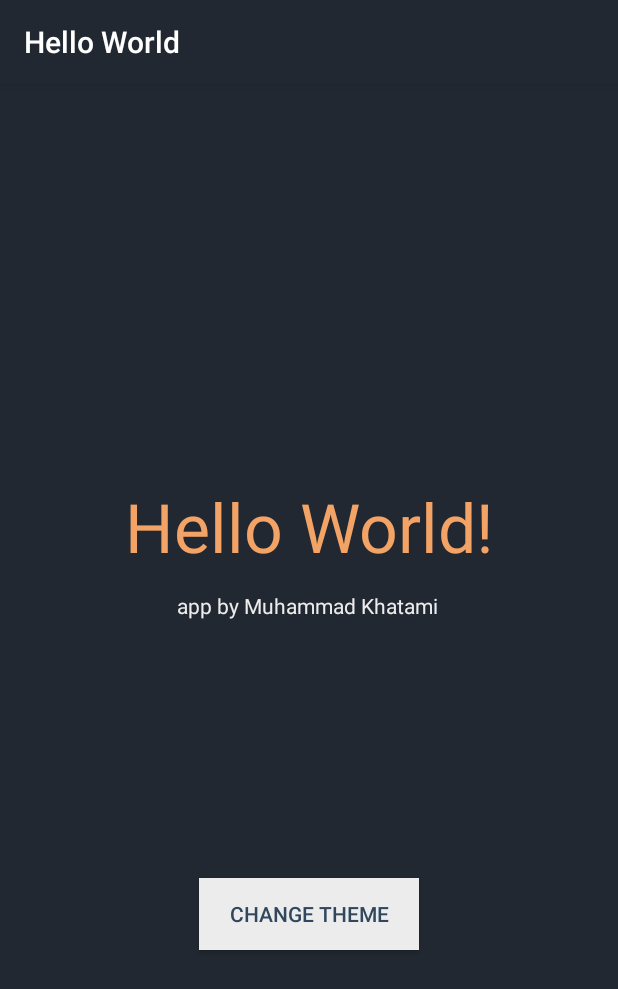
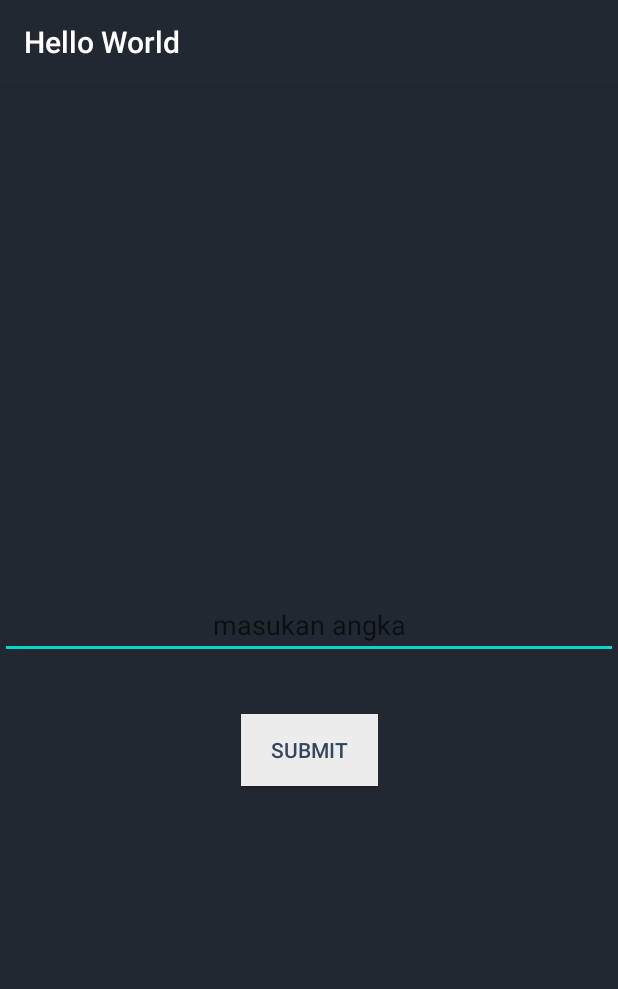
Before and after one commit to muhammadkhatami/learn-tktpl-1706044055, an Android app: the screen it shows after launch (MainActivity), on a phone screen of 412 x 824 dp. Shown: the top 989 px of the screen. Run offline under Robolectric (Android 15) with nearby library versions, the phone set to English and light mode, and no system bars; 1 statement that could not run was skipped.

```diff
--- a/app/build.gradle
+++ b/app/build.gradle
@@ -22,6 +22,12 @@ android {
             proguardFiles getDefaultProguardFile('proguard-android-optimize.txt'), 'proguard-rules.pro'
         }
     }
+    externalNativeBuild {
+        ndkBuild {
+            path file('src/main/jni/Android.mk')
+        }
+    }
+    ndkVersion '21.3.6528147'
 }
 
 dependencies {
--- a/app/src/main/java/id/ac/ui/cs/mobileprogramming/muhammadkhatami/helloworld/MainActivity.kt
+++ b/app/src/main/java/id/ac/ui/cs/mobileprogramming/muhammadkhatami/helloworld/MainActivity.kt
@@ -3,44 +3,30 @@ package id.ac.ui.cs.mobileprogramming.muhammadkhatami.helloworld
 import androidx.appcompat.app.AppCompatActivity
 import android.os.Bundle
 import android.widget.Button
+import android.widget.EditText
 import android.widget.TextView
-import androidx.constraintlayout.widget.ConstraintLayout
-import androidx.core.content.ContextCompat
 
 class MainActivity : AppCompatActivity() {
+
+    private external fun processNumber(inputNumber: Int) : String
+
+    companion object {
+        // Used to load the 'jni' library on application startup.
+        init {
+            System.loadLibrary("jni")
+        }
+    }
+
     override fun onCreate(savedInstanceState: Bundle?) {
         super.onCreate(savedInstanceState)
         setContentView(R.layout.activity_main)
 
-        // get reference to button
-        val btn_click_me = findViewById(R.id.clickMe) as Button
-        btn_click_me.setOnClickListener{
-            changeTheme()
-        }
-    }
-
-    private fun changeTheme() {
-        var changed : Int = 1;
-
-        val btn_click_me = findViewById(R.id.clickMe) as Button
-        val mainText = findViewById(R.id.mainText) as TextView
-        var constraintLayout : ConstraintLayout = findViewById(R.id.mainLayout)
-        var secondText = findViewById(R.id.secondText) as TextView
-
-        btn_click_me.setOnClickListener {
-            if (changed == 1) {
-                changed = 2
-                secondText.setTextColor(ContextCompat.getColor(this, R.color.colorDarkBlue))
-                constraintLayout.setBackgroundColor(ContextCompat.getColor(this, R.color.colorSilver))
-                btn_click_me.setBackgroundColor(ContextCompat.getColor(this, R.color.colorDark))
-                btn_click_me.setTextColor(ContextCompat.getColor(this, R.color.colorSilver))
-            } else {
-                changed = 1
-                secondText.setTextColor(ContextCompat.getColor(this, R.color.colorSilver))
-                constraintLayout.setBackgroundColor(ContextCompat.getColor(this, R.color.colorDark))
-                btn_click_me.setBackgroundColor(ContextCompat.getColor(this, R.color.colorSilver))
-                btn_click_me.setTextColor(ContextCompat.getColor(this, R.color.colorDarkBlue))
-            }
+        val inputNumber: EditText = findViewById(R.id.input_number)
+        val buttonSubmitInt: Button = findViewById(R.id.submit_number)
+        val textResult: TextView = findViewById(R.id.text_result)
+        buttonSubmitInt.setOnClickListener{
+            val resultNumber = processNumber(inputNumber.text.toString().toInt())
+            textResult.text = resultNumber
         }
     }
 }
--- a/app/src/main/res/layout/activity_main.xml
+++ b/app/src/main/res/layout/activity_main.xml
@@ -10,43 +10,45 @@
     android:id="@+id/mainLayout">
 
     <TextView
-        android:id="@+id/mainText"
+        android:id="@+id/text_result"
         android:layout_width="wrap_content"
         android:layout_height="wrap_content"
-        android:text="Hello World!"
+        android:text=""
         android:textColor="@color/colorOrange"
         android:textSize="45dp"
         app:layout_constraintBottom_toBottomOf="parent"
         app:layout_constraintLeft_toLeftOf="parent"
         app:layout_constraintRight_toRightOf="parent"
         app:layout_constraintTop_toTopOf="parent"
-        app:layout_constraintVertical_bias="0.374" />
+        app:layout_constraintVertical_bias="0.244" />
 
-    <TextView
-        android:id="@+id/secondText"
+    <EditText
+        android:id="@+id/input_number"
+        android:layout_width="match_parent"
+        android:layout_height="wrap_content"
+        android:gravity="center"
+        android:hint="masukan angka"
+        android:inputType="number"
+        android:textColor="@color/colorSilver"
+        app:layout_constraintBottom_toBottomOf="parent"
+        app:layout_constraintLeft_toLeftOf="parent"
+        app:layout_constraintRight_toRightOf="parent"
+        app:layout_constraintTop_toTopOf="@+id/text_result"
+        app:layout_constraintVertical_bias="0.3" />
+
+    <Button
+        android:id="@+id/submit_number"
         android:layout_width="wrap_content"
         android:layout_height="wrap_content"
-        android:text="app by Muhammad Khatami"
-        android:textColor="@color/colorSilver"
-        app:layout_constraintBottom_toBottomOf="parent"
-        app:layout_constraintHorizontal_bias="0.497"
-        app:layout_constraintLeft_toLeftOf="parent"
-        app:layout_constraintRight_toRightOf="parent"
-        app:layout_constraintTop_toTopOf="@+id/mainText"
-        app:layout_constraintVertical_bias="0.151" />
-
-    <Button
-        android:id="@+id/clickMe"
-        android:layout_width="wrap_content"
-        android:layout_height="wrap_content"
-        android:text="Change Theme"
-        android:textColor="@color/colorDarkBlue"
         android:background="@color/colorSilver"
         android:paddingLeft="20dp"
         android:paddingRight="20dp"
+        android:text="submit"
+        android:textColor="@color/colorDarkBlue"
         app:layout_constraintBottom_toBottomOf="parent"
         app:layout_constraintLeft_toLeftOf="parent"
         app:layout_constraintRight_toRightOf="parent"
-        app:layout_constraintTop_toTopOf="@+id/secondText"/>
+        app:layout_constraintTop_toTopOf="@+id/input_number"
+        app:layout_constraintVertical_bias="0.214" />
 
 </androidx.constraintlayout.widget.ConstraintLayout>
```
Also changed, not shown: 3 other files.
